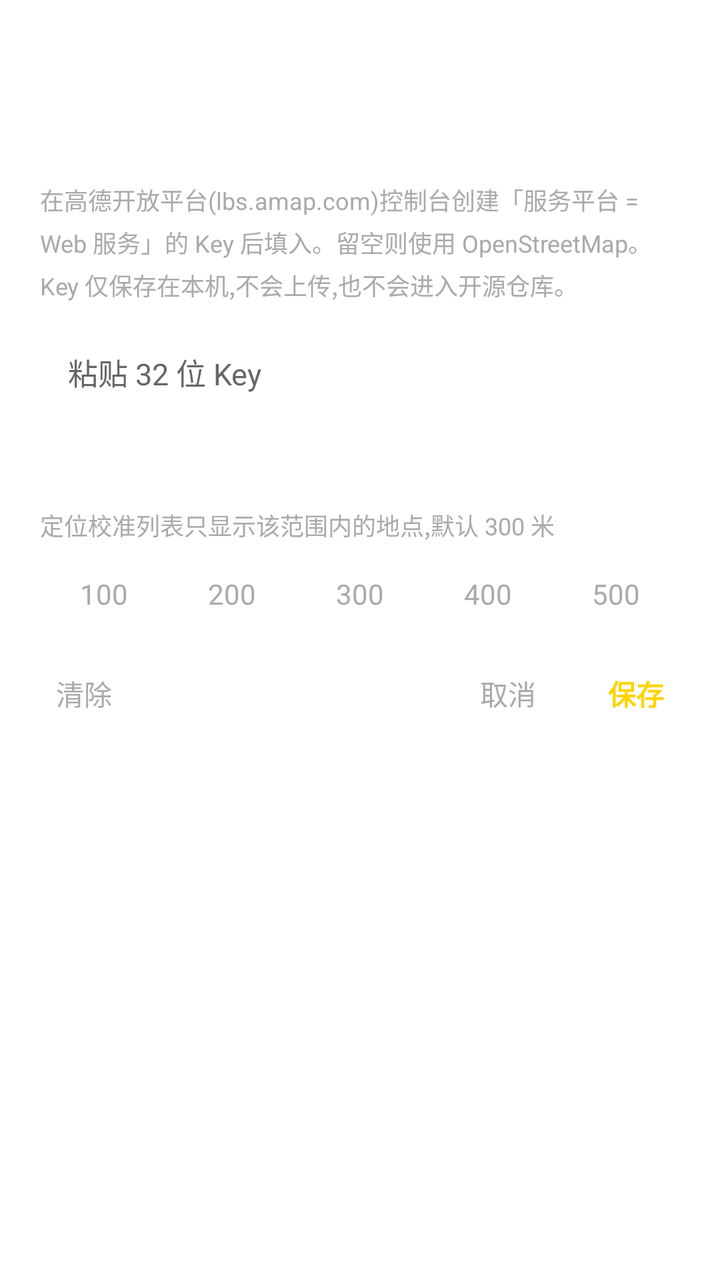
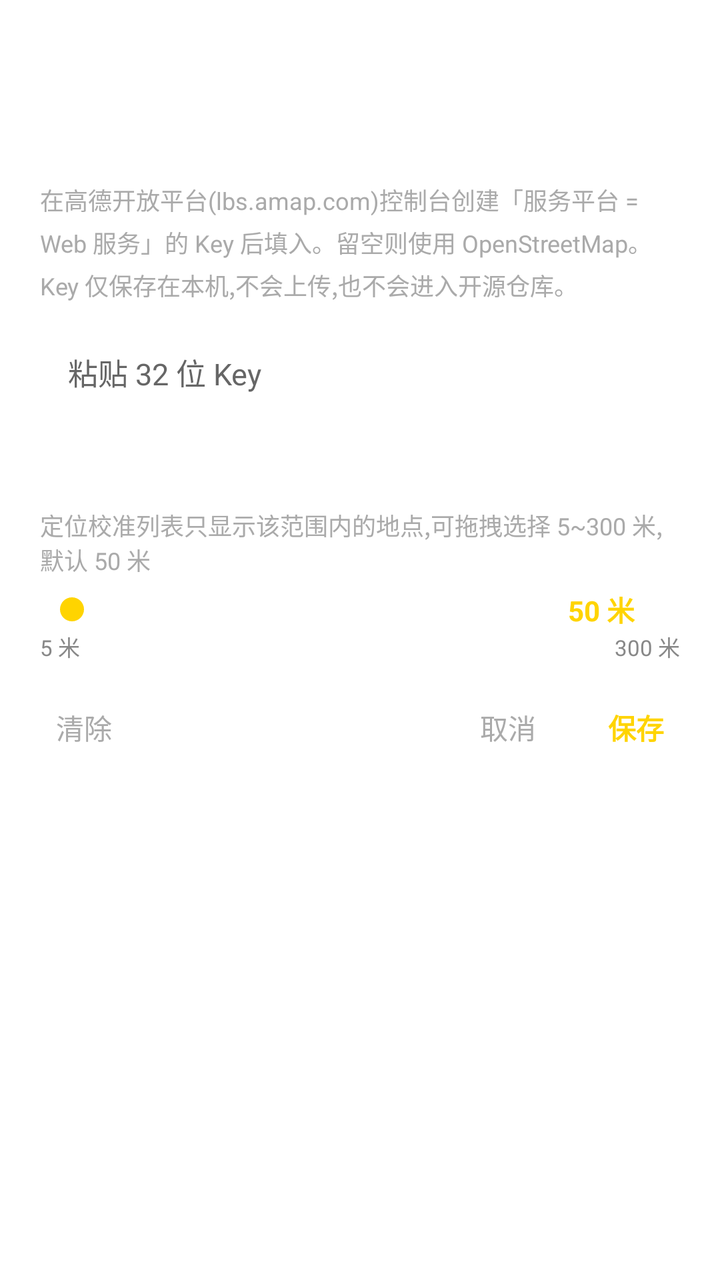

Screens rendered from an Android XML layout before and after an edit, with the pre-edit source and the edit as a unified diff.
<!-- AndroidManifest.xml: application theme Theme.DakaCamera -->
<!-- res/layout/dialog_settings.xml -->
<?xml version="1.0" encoding="utf-8"?>
<ScrollView xmlns:android="http://schemas.android.com/apk/res/android"
    android:layout_width="match_parent"
    android:layout_height="wrap_content">

    <LinearLayout
        android:layout_width="match_parent"
        android:layout_height="wrap_content"
        android:orientation="vertical"
        android:padding="20dp">

        <TextView
            android:layout_width="wrap_content"
            android:layout_height="wrap_content"
            android:text="@string/settings_title"
            android:textColor="#FFFFFF"
            android:textSize="18sp"
            android:textStyle="bold" />

        <TextView
            android:layout_width="wrap_content"
            android:layout_height="wrap_content"
            android:layout_marginTop="18dp"
            android:text="@string/amap_key_section"
            android:textColor="#FFFFFF"
            android:textSize="14sp"
            android:textStyle="bold" />

        <TextView
            android:layout_width="match_parent"
            android:layout_height="wrap_content"
            android:layout_marginTop="6dp"
            android:lineSpacingExtra="4dp"
            android:text="@string/amap_key_hint"
            android:textColor="#AAAAAA"
            android:textSize="12sp" />

        <EditText
            android:id="@+id/amapKeyInput"
            android:layout_width="match_parent"
            android:layout_height="wrap_content"
            android:layout_marginTop="12dp"
            android:background="@drawable/bg_input"
            android:hint="@string/amap_key_input_hint"
            android:inputType="textNoSuggestions"
            android:maxLength="64"
            android:paddingStart="14dp"
            android:paddingTop="12dp"
            android:paddingEnd="14dp"
            android:paddingBottom="12dp"
            android:singleLine="true"
            android:textColor="#FFFFFF"
            android:textColorHint="#666666"
            android:textSize="15sp" />

        <TextView
            android:layout_width="wrap_content"
            android:layout_height="wrap_content"
            android:layout_marginTop="20dp"
            android:text="@string/search_radius_section"
            android:textColor="#FFFFFF"
            android:textSize="14sp"
            android:textStyle="bold" />

        <TextView
            android:layout_width="match_parent"
            android:layout_height="wrap_content"
            android:layout_marginTop="4dp"
            android:text="@string/search_radius_hint"
            android:textColor="#AAAAAA"
            android:textSize="12sp" />

        <LinearLayout
            android:layout_width="match_parent"
            android:layout_height="wrap_content"
            android:layout_marginTop="8dp"
            android:orientation="horizontal">

            <TextView
                android:id="@+id/radius100"
                android:layout_width="0dp"
                android:layout_height="wrap_content"
                android:layout_weight="1"
                android:gravity="center"
                android:paddingTop="8dp"
                android:paddingBottom="8dp"
                android:text="100"
                android:textColor="#AAAAAA"
                android:textSize="14sp" />

            <TextView
                android:id="@+id/radius200"
                android:layout_width="0dp"
                android:layout_height="wrap_content"
                android:layout_weight="1"
                android:gravity="center"
                android:paddingTop="8dp"
                android:paddingBottom="8dp"
                android:text="200"
                android:textColor="#AAAAAA"
                android:textSize="14sp" />

            <TextView
                android:id="@+id/radius300"
                android:layout_width="0dp"
                android:layout_height="wrap_content"
                android:layout_weight="1"
                android:gravity="center"
                android:paddingTop="8dp"
                android:paddingBottom="8dp"
                android:text="300"
                android:textColor="#AAAAAA"
                android:textSize="14sp" />

            <TextView
                android:id="@+id/radius400"
                android:layout_width="0dp"
                android:layout_height="wrap_content"
                android:layout_weight="1"
                android:gravity="center"
                android:paddingTop="8dp"
                android:paddingBottom="8dp"
                android:text="400"
                android:textColor="#AAAAAA"
                android:textSize="14sp" />

            <TextView
                android:id="@+id/radius500"
                android:layout_width="0dp"
                android:layout_height="wrap_content"
                android:layout_weight="1"
                android:gravity="center"
                android:paddingTop="8dp"
                android:paddingBottom="8dp"
                android:text="500"
                android:textColor="#AAAAAA"
                android:textSize="14sp" />
        </LinearLayout>

        <LinearLayout
            android:layout_width="match_parent"
            android:layout_height="wrap_content"
            android:layout_marginTop="14dp"
            android:gravity="center_vertical"
            android:orientation="horizontal">

            <TextView
                android:id="@+id/amapKeyClear"
                android:layout_width="wrap_content"
                android:layout_height="wrap_content"
                android:padding="8dp"
                android:text="@string/clear"
                android:textColor="#AAAAAA"
                android:textSize="14sp" />

            <View
                android:layout_width="0dp"
                android:layout_height="1dp"
                android:layout_weight="1" />

            <TextView
                android:id="@+id/amapKeyCancel"
                android:layout_width="wrap_content"
                android:layout_height="wrap_content"
                android:padding="8dp"
                android:text="@string/cancel"
                android:textColor="#AAAAAA"
                android:textSize="14sp" />

            <TextView
                android:id="@+id/amapKeySave"
                android:layout_width="wrap_content"
                android:layout_height="wrap_content"
                android:layout_marginStart="20dp"
                android:padding="8dp"
                android:text="@string/save"
                android:textColor="#FFD400"
                android:textSize="14sp"
                android:textStyle="bold" />
        </LinearLayout>

    </LinearLayout>
</ScrollView>
<!-- resources referenced by this layout -->
<resources>
  <!-- drawable bg_input (drawable) -->
  <?xml version="1.0" encoding="utf-8"?>
  <shape xmlns:android="http://schemas.android.com/apk/res/android"
      android:shape="rectangle">
      <solid android:color="#1AFFFFFF" />
      <stroke
          android:width="1dp"
          android:color="#33FFFFFF" />
      <corners android:radius="10dp" />
  </shape>
  <string name="amap_key_hint">在高德开放平台(lbs.amap.com)控制台创建「服务平台 = Web 服务」的 Key 后填入。留空则使用 OpenStreetMap。Key 仅保存在本机,不会上传,也不会进入开源仓库。</string>
  <string name="amap_key_input_hint">粘贴 32 位 Key</string>
  <string name="amap_key_section">高德 Web 服务 Key</string>
  <string name="cancel">取消</string>
  <string name="clear">清除</string>
  <string name="save">保存</string>
  <string name="search_radius_hint">定位校准列表只显示该范围内的地点,默认 300 米</string>
  <string name="search_radius_section">地点搜索半径(米)</string>
  <string name="settings_title">设置</string>
  <style name="Theme.DakaCamera" parent="Theme.AppCompat.NoActionBar">
          <item name="android:windowBackground">@android:color/white</item>
          <item name="colorAccent">#FFD400</item>
          <item name="android:statusBarColor">#FFFFFFFF</item>
          <item name="android:windowLightStatusBar">true</item>
      </style>
</resources>

<!-- the commit's change to res/layout/dialog_settings.xml (unified diff, before → after) -->
@@ -73,68 +73,52 @@
         <LinearLayout
             android:layout_width="match_parent"
             android:layout_height="wrap_content"
-            android:layout_marginTop="8dp"
+            android:layout_marginTop="6dp"
+            android:gravity="center_vertical"
+            android:orientation="horizontal">
+
+            <SeekBar
+                android:id="@+id/radiusSeek"
+                android:layout_width="0dp"
+                android:layout_height="wrap_content"
+                android:layout_weight="1"
+                android:max="59" />
+
+            <TextView
+                android:id="@+id/radiusValue"
+                android:layout_width="wrap_content"
+                android:layout_height="wrap_content"
+                android:layout_marginStart="10dp"
+                android:minWidth="56dp"
+                android:text="@string/radius_value_default"
+                android:textColor="#FFD400"
+                android:textSize="14sp"
+                android:textStyle="bold" />
+        </LinearLayout>
+
+        <LinearLayout
+            android:layout_width="match_parent"
+            android:layout_height="wrap_content"
             android:orientation="horizontal">
 
             <TextView
-                android:id="@+id/radius100"
+                android:layout_width="wrap_content"
+                android:layout_height="wrap_content"
+                android:text="@string/radius_min_label"
+                android:textColor="#888888"
+                android:textSize="11sp" />
+
+            <View
                 android:layout_width="0dp"
-                android:layout_height="wrap_content"
-                android:layout_weight="1"
-                android:gravity="center"
-                android:paddingTop="8dp"
-                android:paddingBottom="8dp"
-                android:text="100"
-                android:textColor="#AAAAAA"
-                android:textSize="14sp" />
+                android:layout_height="1dp"
+                android:layout_weight="1" />
 
             <TextView
-                android:id="@+id/radius200"
-                android:layout_width="0dp"
+                android:layout_width="wrap_content"
                 android:layout_height="wrap_content"
-                android:layout_weight="1"
-                android:gravity="center"
-                android:paddingTop="8dp"
-                android:paddingBottom="8dp"
-                android:text="200"
-                android:textColor="#AAAAAA"
-                android:textSize="14sp" />
-
-            <TextView
-                android:id="@+id/radius300"
-                android:layout_width="0dp"
-                android:layout_height="wrap_content"
-                android:layout_weight="1"
-                android:gravity="center"
-                android:paddingTop="8dp"
-                android:paddingBottom="8dp"
-                android:text="300"
-                android:textColor="#AAAAAA"
-                android:textSize="14sp" />
-
-            <TextView
-                android:id="@+id/radius400"
-                android:layout_width="0dp"
-                android:layout_height="wrap_content"
-                android:layout_weight="1"
-                android:gravity="center"
-                android:paddingTop="8dp"
-                android:paddingBottom="8dp"
-                android:text="400"
-                android:textColor="#AAAAAA"
-                android:textSize="14sp" />
-
-            <TextView
-                android:id="@+id/radius500"
-                android:layout_width="0dp"
-                android:layout_height="wrap_content"
-                android:layout_weight="1"
-                android:gravity="center"
-                android:paddingTop="8dp"
-                android:paddingBottom="8dp"
-                android:text="500"
-                android:textColor="#AAAAAA"
-                android:textSize="14sp" />
+                android:text="@string/radius_max_label"
+                android:textColor="#888888"
+                android:textSize="11sp" />
         </LinearLayout>
 
         <LinearLayout
<!-- resource entries referenced after the edit -->
@@ -15,8 +15,11 @@
   <string name="amap_key_section">高德 Web 服务 Key</string>
   <string name="cancel">取消</string>
   <string name="clear">清除</string>
+  <string name="radius_max_label">300 米</string>
+  <string name="radius_min_label">5 米</string>
+  <string name="radius_value_default">50 米</string>
   <string name="save">保存</string>
-  <string name="search_radius_hint">定位校准列表只显示该范围内的地点,默认 300 米</string>
+  <string name="search_radius_hint">定位校准列表只显示该范围内的地点,可拖拽选择 5~300 米,默认 50 米</string>
   <string name="search_radius_section">地点搜索半径(米)</string>
   <string name="settings_title">设置</string>
   <style name="Theme.DakaCamera" parent="Theme.AppCompat.NoActionBar">
